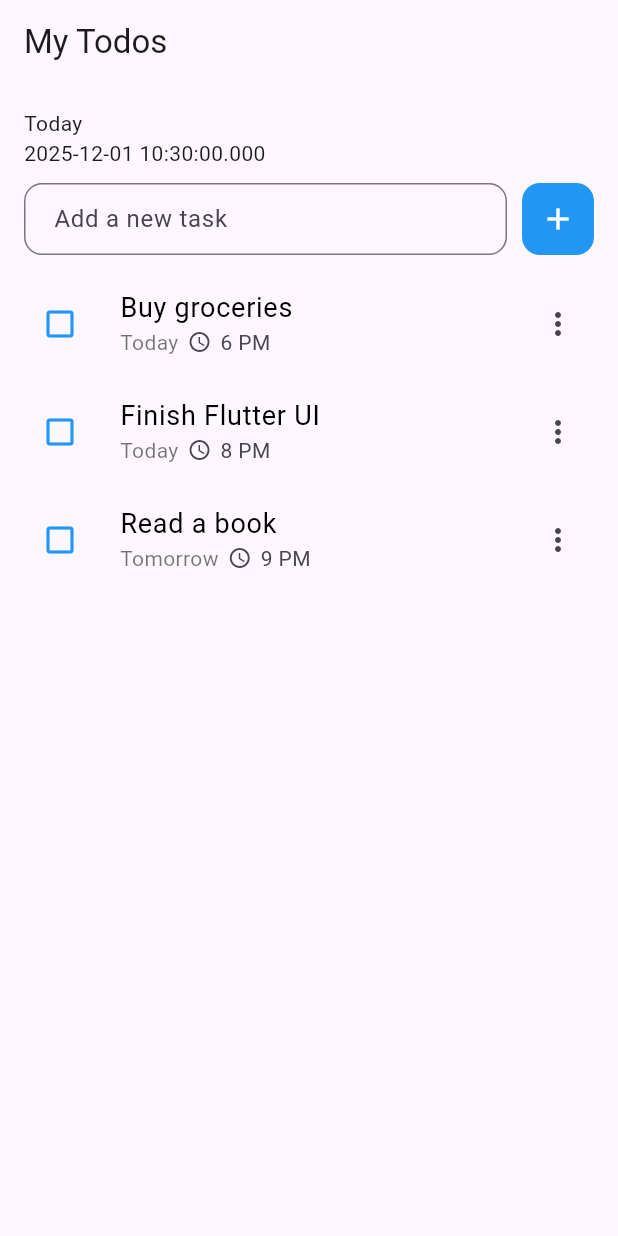
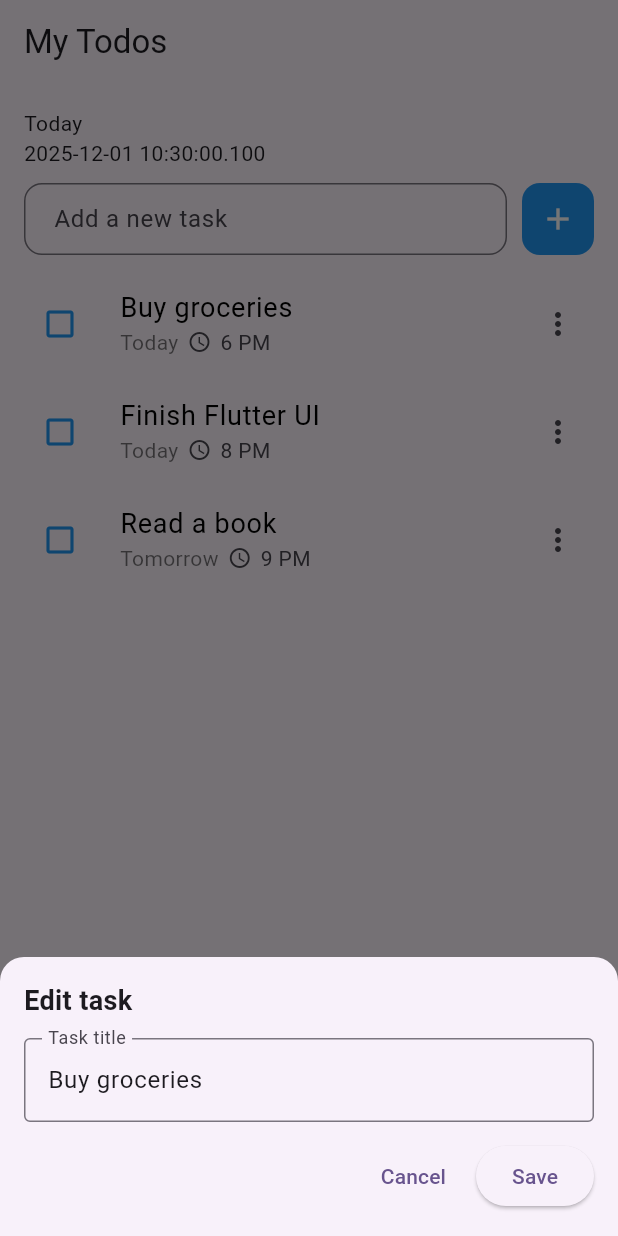
Before and after one commit to ramanathanMuthuraman/todo_app, a Flutter app: the screen it shows after launch, after a tap on the "more vert" icon, on a phone screen of 412 x 824 dp. Run offline on Flutter 3.47's test engine with Material 3 defaults, Android fonts, the phone set to English and light mode, and no system bars; our stand-ins replace shared_preferences.

Commit message:
Add title edit and persistence

```diff
--- a/lib/todo_screen.dart
+++ b/lib/todo_screen.dart
@@ -1,4 +1,6 @@
 import 'package:flutter/material.dart';
+import 'dart:convert';
+import 'package:shared_preferences/shared_preferences.dart';
 
 class TodoScreen extends StatefulWidget {
   const TodoScreen({super.key});
@@ -8,7 +10,7 @@ class TodoScreen extends StatefulWidget {
 }
 
 class _TodoItem {
-  final String title;
+  String title;
   final String dayLabel;
   final String timeLabel;
   bool isDone;
@@ -19,19 +21,158 @@ class _TodoItem {
     required this.timeLabel,
     this.isDone = false,
   });
+
+  Map<String, dynamic> toMap() {
+    return {
+      'title': title,
+      'dayLabel': dayLabel,
+      'timeLabel': timeLabel,
+      'isDone': isDone,
+    };
+  }
+
+  factory _TodoItem.fromMap(Map<String, dynamic> map) {
+    return _TodoItem(
+      title: map['title'] as String,
+      dayLabel: map['dayLabel'] as String,
+      timeLabel: map['timeLabel'] as String,
+      isDone: map['isDone'] as bool,
+    );
+  }
 }
 
 class _TodoScreenState extends State<TodoScreen> {
-  final List<_TodoItem> _todos = [
-    _TodoItem(title: "Buy groceries", dayLabel: "Today", timeLabel: "6 PM"),
-    _TodoItem(title: "Finish Flutter UI", dayLabel: "Today", timeLabel: "8 PM"),
-    _TodoItem(title: "Read a book", dayLabel: "Tomorrow", timeLabel: "9 PM"),
-  ];
+  final List<_TodoItem> _todos = [];
   final TextEditingController _taskController = TextEditingController();
   @override
   void dispose() {
     _taskController.dispose();
     super.dispose();
+  }
+
+  @override
+  void initState() {
+    super.initState();
+    _loadTodos();
+  }
+
+  Future<void> _loadTodos() async {
+    final prefs = await SharedPreferences.getInstance();
+    final jsonString = prefs.getString('todos_v1');
+
+    if (jsonString == null) {
+      // optional initial sample data for first run
+      setState(() {
+        _todos.addAll([
+          _TodoItem(
+            title: "Buy groceries",
+            dayLabel: "Today",
+            timeLabel: "6 PM",
+          ),
+          _TodoItem(
+            title: "Finish Flutter UI",
+            dayLabel: "Today",
+            timeLabel: "8 PM",
+          ),
+          _TodoItem(
+            title: "Read a book",
+            dayLabel: "Tomorrow",
+            timeLabel: "9 PM",
+          ),
+        ]);
+      });
+      await _saveTodos();
+      return;
+    }
+
+    final List decoded = jsonDecode(jsonString) as List;
+
+    final loaded = decoded
+        .map((e) => _TodoItem.fromMap(e as Map<String, dynamic>))
+        .toList();
+
+    setState(() {
+      _todos
+        ..clear()
+        ..addAll(loaded);
+    });
+  }
+
+  Future<void> _saveTodos() async {
+    final prefs = await SharedPreferences.getInstance();
+    final list = _todos.map((t) => t.toMap()).toList();
+    final jsonString = jsonEncode(list);
+    await prefs.setString('todos_v1', jsonString);
+  }
+
+  void _openEditBottomSheet(_TodoItem item) {
+    final controller = TextEditingController(text: item.title);
+
+    showModalBottomSheet(
+      context: context,
+      isScrollControlled: true, // so it can move up with keyboard
+      shape: const RoundedRectangleBorder(
+        borderRadius: BorderRadius.vertical(top: Radius.circular(16)),
+      ),
+      builder: (context) {
+        return Padding(
+          padding: EdgeInsets.only(
+            left: 16,
+            right: 16,
+            top: 16,
+            bottom:
+                MediaQuery.of(context).viewInsets.bottom + 16, // keyboard-safe
+          ),
+          child: Column(
+            mainAxisSize: MainAxisSize.min,
+            crossAxisAlignment: CrossAxisAlignment.start,
+            children: [
+              const Text(
+                "Edit task",
+                style: TextStyle(fontSize: 18, fontWeight: FontWeight.bold),
+              ),
+              const SizedBox(height: 12),
+              TextField(
+                controller: controller,
+                decoration: const InputDecoration(
+                  labelText: "Task title",
+                  border: OutlineInputBorder(),
+                ),
+              ),
+              const SizedBox(height: 12),
+              Row(
+                mainAxisAlignment: MainAxisAlignment.end,
+                children: [
+                  TextButton(
+                    onPressed: () {
+                      Navigator.of(context).pop(); // close sheet
+                    },
+                    child: const Text("Cancel"),
+                  ),
+                  const SizedBox(width: 8),
+                  ElevatedButton(
+                    onPressed: () {
+                      final newText = controller.text.trim();
+                      if (newText.isEmpty) {
+                        Navigator.of(context).pop();
+                        return;
+                      }
+
+                      setState(() {
+                        item.title = newText;
+                      });
+
+                      Navigator.of(context).pop();
+                    },
+                    child: const Text("Save"),
+                  ),
+                ],
+              ),
+            ],
+          ),
+        );
+      },
+    );
   }
 
   @override
@@ -80,7 +221,7 @@ class _TodoScreenState extends State<TodoScreen> {
                       ),
                       child: IconButton(
                         icon: const Icon(Icons.add, color: Colors.white),
-                        onPressed: () {
+                        onPressed: () async {
                           final text = _taskController.text.trim();
                           if (text.isEmpty) return;
 
@@ -95,6 +236,7 @@ class _TodoScreenState extends State<TodoScreen> {
                           });
 
                           _taskController.clear();
+                          await _saveTodos();
                         },
                       ),
                     ),
@@ -113,13 +255,14 @@ class _TodoScreenState extends State<TodoScreen> {
                         key: ValueKey(item.title), // ok for now
                         direction:
                             DismissDirection.endToStart, // swipe right → left
-                        onDismissed: (direction) {
+                        onDismissed: (direction) async {
                           // store title before removing
                           final removedTitle = item.title;
 
                           setState(() {
                             _todos.removeAt(index);
                           });
+                          await _saveTodos();
 
                           ScaffoldMessenger.of(context).showSnackBar(
                             SnackBar(content: Text('$removedTitle deleted')),
@@ -136,7 +279,8 @@ class _TodoScreenState extends State<TodoScreen> {
                           dayLabel: item.dayLabel,
                           timeLabel: item.timeLabel,
                           isDone: item.isDone,
-                          onToggle: () {
+                          onEdit: () => _openEditBottomSheet(item),
+                          onToggle: () async {
                             setState(() {
                               item.isDone = !item.isDone;
                               _todos.sort((a, b) {
@@ -144,6 +288,7 @@ class _TodoScreenState extends State<TodoScreen> {
                                 return a.isDone ? 1 : -1;
                               });
                             });
+                            await _saveTodos();
                           },
                         ),
                       );
@@ -165,6 +310,7 @@ class _TodoListItem extends StatelessWidget {
   final String timeLabel;
   final bool isDone;
   final VoidCallback onToggle;
+  final VoidCallback onEdit;
 
   const _TodoListItem({
     super.key,
@@ -173,6 +319,7 @@ class _TodoListItem extends StatelessWidget {
     required this.timeLabel,
     required this.isDone,
     required this.onToggle,
+    required this.onEdit,
   });
 
   @override
@@ -208,9 +355,7 @@ class _TodoListItem extends StatelessWidget {
       ),
       trailing: IconButton(
         icon: const Icon(Icons.more_vert),
-        onPressed: () {
-          print("menu clicked for $title");
-        },
+        onPressed: onEdit, // 👈 call the callback
       ),
     );
   }
--- a/pubspec.yaml
+++ b/pubspec.yaml
@@ -34,6 +34,7 @@ dependencies:
   # The following adds the Cupertino Icons font to your application.
   # Use with the CupertinoIcons class for iOS style icons.
   cupertino_icons: ^1.0.8
+  shared_preferences: ^2.5.3
 
 dev_dependencies:
   flutter_test:
```
Also changed, not shown: pubspec.lock, 7 other files.
